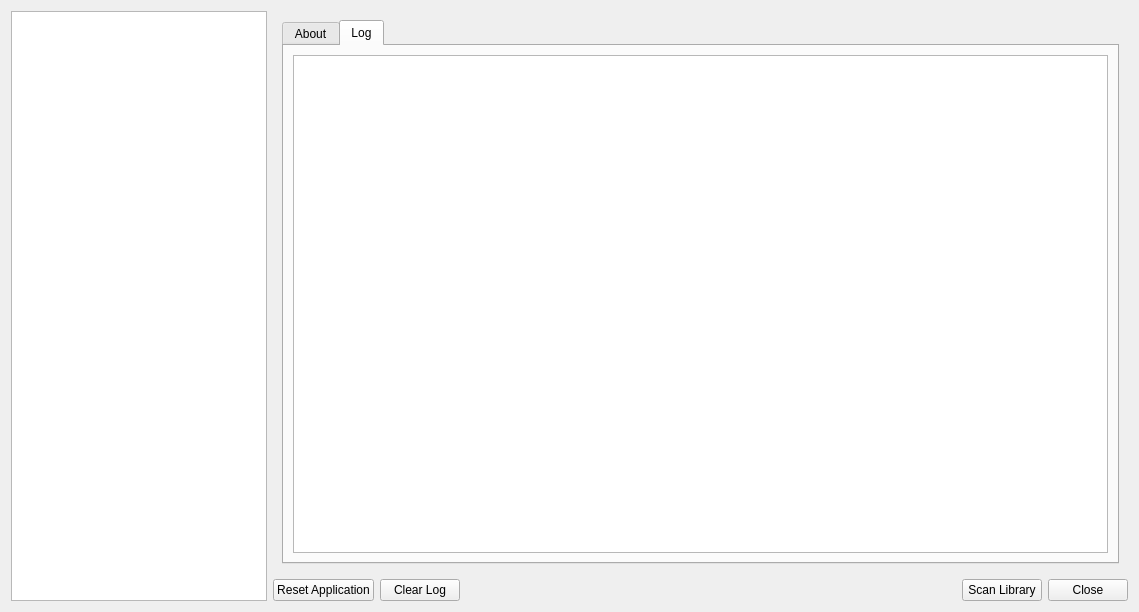
Old version of the form lector/resources/raw/settings.ui in the repository luhuaei/lector.
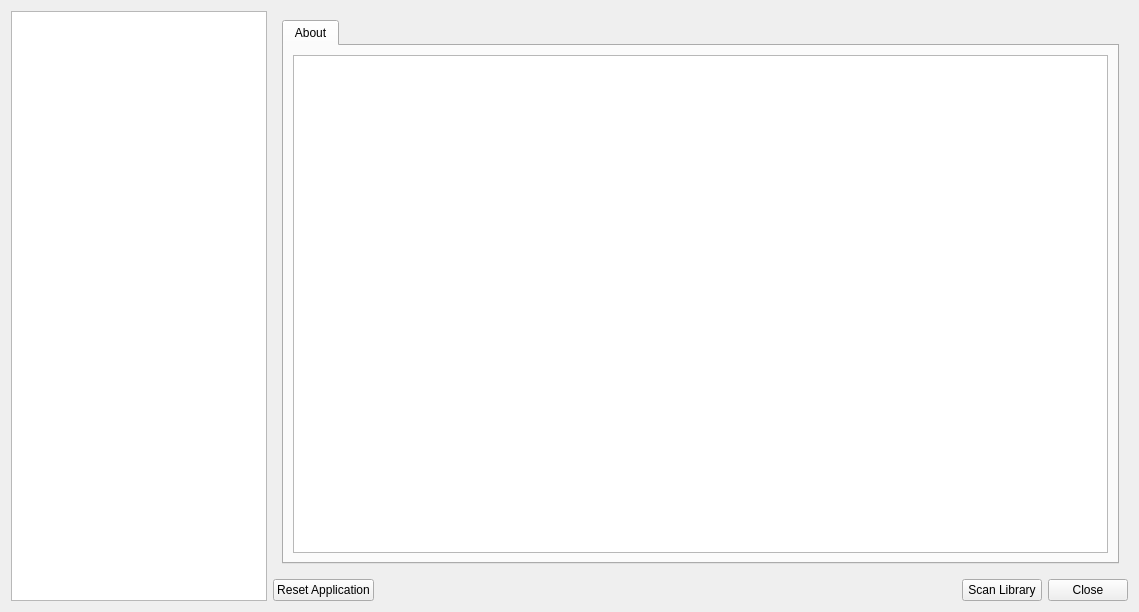
New version of the form. The open tabs and pages were chosen to show the change. Custom widgets are drawn as their Qt base class.

Patch:
```diff
--- a/lector/resources/raw/settings.ui
+++ b/lector/resources/raw/settings.ui
@@ -689,16 +689,6 @@
              </item>
             </layout>
            </widget>
-           <widget class="QWidget" name="logTab">
-            <attribute name="title">
-             <string>Log</string>
-            </attribute>
-            <layout class="QGridLayout" name="gridLayout_10">
-             <item row="0" column="0">
-              <widget class="QPlainTextEdit" name="logBox"/>
-             </item>
-            </layout>
-           </widget>
           </widget>
          </item>
         </layout>
@@ -714,13 +704,6 @@
          </property>
         </widget>
        </item>
-       <item>
-        <widget class="QPushButton" name="clearLogButton">
-         <property name="text">
-          <string>Clear Log</string>
-         </property>
-        </widget>
-       </item>
        <item>
         <spacer name="horizontalSpacer">
          <property name="orientation">
```
